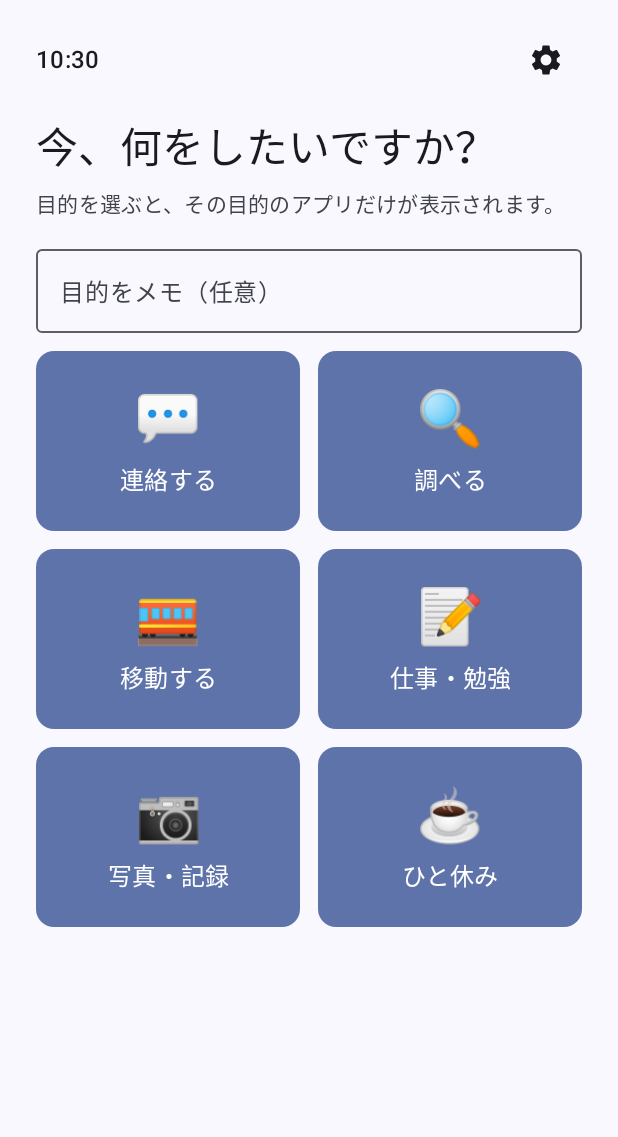
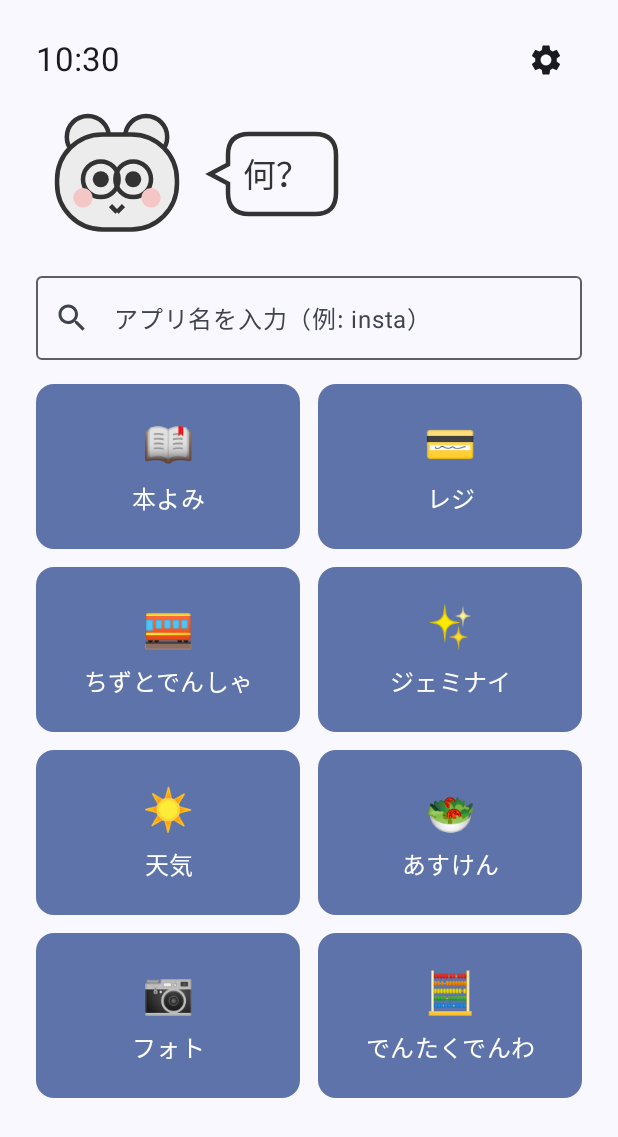
Before and after one commit to DASHIDANSHI/Myfirstrepository, an Android app built with Jetpack Compose: the screen it shows after launch (MainActivity), on a phone screen of 412 x 824 dp. Shown: the top 1137 px of the screen. Run offline under Robolectric (Android 15) with nearby library versions, the phone set to English and light mode, and no system bars.

Commit message:
Redesign home screen to match mockup: mascot, search, custom categories
- Add a hand-drawn style mascot creature (Compose Canvas) with a
  「何？」 speech bubble at the top, replacing the text headline
- Reorder layout to clock → mascot → search box → category grid
- Move the gaman-app search box up under the mascot; remove the memo field
- Replace default goals with the user's categories: 本よみ / レジ /
  ちずとでんしゃ / ジェミナイ / 天気 / あすけん / フォト / でんたくでんわ

Co-Authored-By: Claude Opus 4.8 <noreply@anthropic.com>
Claude-Session: https://claude.ai/code/session_01Goe88ocnSMw2iTFWz8kKA3

```diff
--- a/app/src/main/java/com/example/intentlauncher/data/GoalRepository.kt
+++ b/app/src/main/java/com/example/intentlauncher/data/GoalRepository.kt
@@ -36,12 +36,14 @@ class GoalRepository(private val context: Context) {
     companion object {
         /** 初回起動時に表示されるデフォルトの目的。 */
         val defaultGoals: List<Goal> = listOf(
-            Goal("contact", "💬", "連絡する"),
-            Goal("search", "🔍", "調べる"),
-            Goal("move", "🚃", "移動する"),
-            Goal("work", "📝", "仕事・勉強"),
-            Goal("record", "📷", "写真・記録"),
-            Goal("relax", "☕", "ひと休み"),
+            Goal("read", "📖", "本よみ"),
+            Goal("pay", "💳", "レジ"),
+            Goal("map", "🚃", "ちずとでんしゃ"),
+            Goal("gemini", "✨", "ジェミナイ"),
+            Goal("weather", "☀️", "天気"),
+            Goal("asken", "🥗", "あすけん"),
+            Goal("photo", "📷", "フォト"),
+            Goal("calc", "🧮", "でんたくでんわ"),
         )
     }
 }
--- /dev/null
+++ b/app/src/main/java/com/example/intentlauncher/ui/components/MascotHeader.kt
@@ -0,0 +1,121 @@
+package com.example.intentlauncher.ui.components
+
+import androidx.compose.foundation.Canvas
+import androidx.compose.foundation.layout.Box
+import androidx.compose.foundation.layout.Row
+import androidx.compose.foundation.layout.Spacer
+import androidx.compose.foundation.layout.padding
+import androidx.compose.foundation.layout.size
+import androidx.compose.foundation.layout.width
+import androidx.compose.material3.MaterialTheme
+import androidx.compose.material3.Text
+import androidx.compose.runtime.Composable
+import androidx.compose.ui.Alignment
+import androidx.compose.ui.Modifier
+import androidx.compose.ui.draw.drawBehind
+import androidx.compose.ui.geometry.CornerRadius
+import androidx.compose.ui.geometry.Offset
+import androidx.compose.ui.geometry.Size
+import androidx.compose.ui.graphics.Color
+import androidx.compose.ui.graphics.Path
+import androidx.compose.ui.graphics.drawscope.Stroke
+import androidx.compose.ui.unit.dp
+
+private val Outline = Color(0xFF333333)
+
+/** トップ画面の「変な生き物」＋「何？」の吹き出し。 */
+@Composable
+fun MascotHeader(modifier: Modifier = Modifier) {
+    Row(modifier = modifier, verticalAlignment = Alignment.CenterVertically) {
+        MascotCreature()
+        Spacer(Modifier.width(8.dp))
+        SpeechBubble(text = "何？")
+    }
+}
+
+@Composable
+private fun MascotCreature(modifier: Modifier = Modifier) {
+    val body = Color(0xFFECECEC)
+    val cheek = Color(0xFFF4C6C6)
+
+    Canvas(modifier = modifier.size(width = 108.dp, height = 88.dp)) {
+        val w = size.width
+        val h = size.height
+        val sw = 3.dp.toPx()
+        val stroke = Stroke(width = sw)
+
+        // 耳（先に描いて頭で下半分を隠す）
+        val earR = w * 0.13f
+        val earY = h * 0.22f
+        val leftEar = Offset(w * 0.32f, earY)
+        val rightEar = Offset(w * 0.68f, earY)
+        drawCircle(body, earR, leftEar)
+        drawCircle(Outline, earR, leftEar, style = stroke)
+        drawCircle(body, earR, rightEar)
+        drawCircle(Outline, earR, rightEar, style = stroke)
+
+        // 頭（まるい四角）
+        val headTopLeft = Offset(w * 0.13f, h * 0.20f)
+        val headSize = Size(w * 0.74f, h * 0.72f)
+        val corner = CornerRadius(w * 0.28f, w * 0.28f)
+        drawRoundRect(body, topLeft = headTopLeft, size = headSize, cornerRadius = corner)
+        drawRoundRect(Outline, topLeft = headTopLeft, size = headSize, cornerRadius = corner, style = stroke)
+
+        // メガネっぽい目
+        val eyeR = w * 0.11f
+        val eyeY = h * 0.54f
+        val leftEye = Offset(w * 0.40f, eyeY)
+        val rightEye = Offset(w * 0.60f, eyeY)
+        drawCircle(Outline, eyeR, leftEye, style = stroke)
+        drawCircle(Outline, eyeR, rightEye, style = stroke)
+        drawLine(Outline, Offset(leftEye.x + eyeR, eyeY), Offset(rightEye.x - eyeR, eyeY), strokeWidth = sw)
+        drawCircle(Outline, eyeR * 0.45f, leftEye)
+        drawCircle(Outline, eyeR * 0.45f, rightEye)
+
+        // ほっぺ
+        drawCircle(cheek, w * 0.06f, Offset(w * 0.29f, h * 0.68f))
+        drawCircle(cheek, w * 0.06f, Offset(w * 0.71f, h * 0.68f))
+
+        // 口（小さな v）
+        drawLine(Outline, Offset(w * 0.46f, h * 0.74f), Offset(w * 0.50f, h * 0.79f), strokeWidth = sw)
+        drawLine(Outline, Offset(w * 0.50f, h * 0.79f), Offset(w * 0.54f, h * 0.74f), strokeWidth = sw)
+    }
+}
+
+@Composable
+private fun SpeechBubble(text: String, modifier: Modifier = Modifier) {
+    val bg = MaterialTheme.colorScheme.surface
+
+    Box(
+        modifier = modifier
+            .drawBehind {
+                val w = size.width
+                val h = size.height
+                val t = 12.dp.toPx() // しっぽの幅
+                val r = 14.dp.toPx() // 角丸
+                val y1 = h * 0.38f
+                val y2 = h * 0.62f
+                val path = Path().apply {
+                    moveTo(t + r, 0f)
+                    lineTo(w - r, 0f)
+                    quadraticBezierTo(w, 0f, w, r)
+                    lineTo(w, h - r)
+                    quadraticBezierTo(w, h, w - r, h)
+                    lineTo(t + r, h)
+                    quadraticBezierTo(t, h, t, h - r)
+                    lineTo(t, y2)
+                    lineTo(0f, h * 0.5f) // しっぽの先
+                    lineTo(t, y1)
+                    lineTo(t, r)
+                    quadraticBezierTo(t, 0f, t + r, 0f)
+                    close()
+                }
+                drawPath(path, bg)
+                drawPath(path, Outline, style = Stroke(width = 3.dp.toPx()))
+            }
+            .padding(start = 22.dp, top = 10.dp, end = 18.dp, bottom = 10.dp),
+        contentAlignment = Alignment.Center,
+    ) {
+        Text(text = text, style = MaterialTheme.typography.titleLarge, color = Outline)
+    }
+}
--- a/app/src/main/java/com/example/intentlauncher/ui/screens/GoalScreen.kt
+++ b/app/src/main/java/com/example/intentlauncher/ui/screens/GoalScreen.kt
@@ -21,7 +21,6 @@ import androidx.compose.material3.AlertDialog
 import androidx.compose.material3.Button
 import androidx.compose.material3.Card
 import androidx.compose.material3.CardDefaults
-import androidx.compose.material3.HorizontalDivider
 import androidx.compose.material3.Icon
 import androidx.compose.material3.IconButton
 import androidx.compose.material3.MaterialTheme
@@ -43,6 +42,7 @@ import androidx.compose.ui.unit.dp
 import com.example.intentlauncher.model.AppInfo
 import com.example.intentlauncher.model.Goal
 import com.example.intentlauncher.ui.components.AppIcon
+import com.example.intentlauncher.ui.components.MascotHeader
 import kotlinx.coroutines.delay
 import java.text.SimpleDateFormat
 import java.util.Date
@@ -56,7 +56,6 @@ fun GoalScreen(
     onOpenFrictionApp: (AppInfo, Int) -> Unit,
     onOpenSettings: () -> Unit,
 ) {
-    var note by remember { mutableStateOf("") }
     var query by remember { mutableStateOf("") }
     var pendingApp by remember { mutableStateOf<AppInfo?>(null) }
 
@@ -74,59 +73,21 @@ fun GoalScreen(
             .padding(horizontal = 24.dp, vertical = 16.dp),
     ) {
         Row(verticalAlignment = Alignment.CenterVertically) {
-            Text(text = clock, style = MaterialTheme.typography.titleMedium)
+            Text(text = clock, style = MaterialTheme.typography.titleLarge)
             Spacer(Modifier.weight(1f))
             IconButton(onClick = onOpenSettings) {
                 Icon(Icons.Filled.Settings, contentDescription = "設定")
             }
         }
 
-        Spacer(Modifier.height(12.dp))
+        Spacer(Modifier.height(8.dp))
 
-        Text(
-            text = "今、何をしたいですか？",
-            style = MaterialTheme.typography.headlineMedium,
-        )
-        Spacer(Modifier.height(8.dp))
-        Text(
-            text = "目的を選ぶと、その目的のアプリだけが表示されます。",
-            style = MaterialTheme.typography.bodyMedium,
-            color = MaterialTheme.colorScheme.onSurfaceVariant,
-        )
+        // 変な生き物が「何？」と聞いてくる
+        MascotHeader()
 
-        Spacer(Modifier.height(12.dp))
+        Spacer(Modifier.height(16.dp))
 
-        OutlinedTextField(
-            value = note,
-            onValueChange = { note = it },
-            label = { Text("目的をメモ（任意）") },
-            singleLine = true,
-            modifier = Modifier.fillMaxWidth(),
-        )
-
-        Spacer(Modifier.height(12.dp))
-
-        LazyVerticalGrid(
-            columns = GridCells.Fixed(2),
-            horizontalArrangement = Arrangement.spacedBy(12.dp),
-            verticalArrangement = Arrangement.spacedBy(12.dp),
-            modifier = Modifier.weight(1f),
-        ) {
-            items(goals, key = { it.id }) { goal ->
-                GoalCard(goal = goal, onClick = { onGoalSelected(goal, note) })
-            }
-        }
-
-        // ── がまんアプリ：ボタンには出さず、名前を打って初めて出てくる ──
-        if (frictionApps.isNotEmpty()) {
-            Spacer(Modifier.height(12.dp))
-            HorizontalDivider()
-            Spacer(Modifier.height(12.dp))
-            Text(
-                text = "🚫 がまんアプリ（さがして開く）",
-                style = MaterialTheme.typography.titleSmall,
-            )
-            Spacer(Modifier.height(8.dp))
+        // がまんアプリ用の検索ボックス（名前を打って初めて出てくる）
         OutlinedTextField(
             value = query,
             onValueChange = { query = it },
@@ -154,6 +115,18 @@ fun GoalScreen(
                 Text(app.label, modifier = Modifier.weight(1f))
                 Text("開く →", style = MaterialTheme.typography.labelLarge)
             }
+        }
+
+        Spacer(Modifier.height(16.dp))
+
+        LazyVerticalGrid(
+            columns = GridCells.Fixed(2),
+            horizontalArrangement = Arrangement.spacedBy(12.dp),
+            verticalArrangement = Arrangement.spacedBy(12.dp),
+            modifier = Modifier.weight(1f),
+        ) {
+            items(goals, key = { it.id }) { goal ->
+                GoalCard(goal = goal, onClick = { onGoalSelected(goal, "") })
             }
         }
     }
@@ -218,12 +191,12 @@ private fun GoalCard(goal: Goal, onClick: () -> Unit) {
             containerColor = MaterialTheme.colorScheme.primaryContainer,
         ),
         modifier = Modifier
-            .height(120.dp)
+            .height(110.dp)
             .clickable(onClick = onClick),
     ) {
         Box(modifier = Modifier.fillMaxSize().padding(12.dp), contentAlignment = Alignment.Center) {
             Column(horizontalAlignment = Alignment.CenterHorizontally) {
-                Text(text = goal.emoji, style = MaterialTheme.typography.displaySmall)
+                Text(text = goal.emoji, style = MaterialTheme.typography.headlineMedium)
                 Spacer(Modifier.height(6.dp))
                 Text(
                     text = goal.label,
```
Lines whose indentation alone changed are shown as unchanged.
